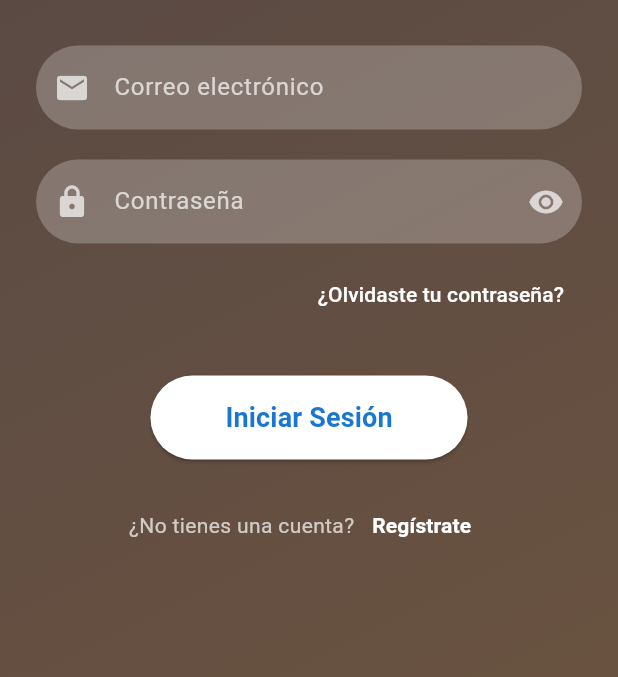
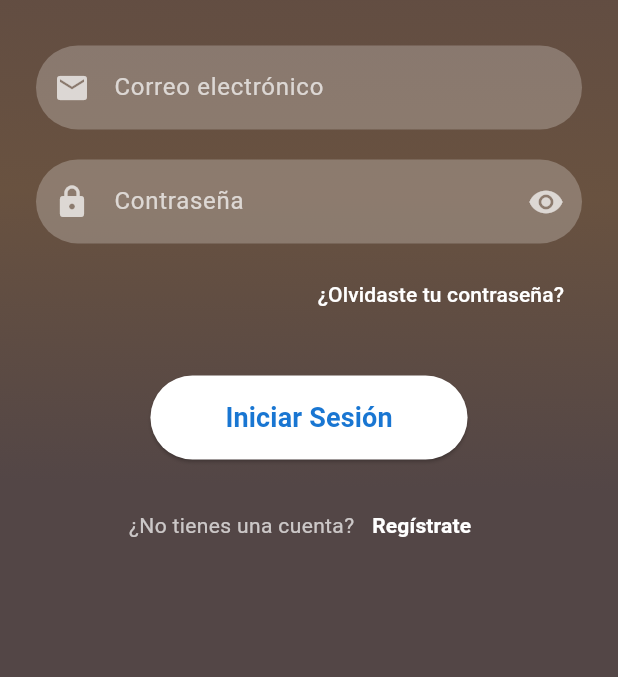
Before and after one commit to Ipeross/Examen_Moviles_Feast_Fit_IPO, a Flutter app: the LoginScreen screen opened directly, on a phone screen of 412 x 824 dp, the part 559-1236 px from its top. Run offline on Flutter 3.47's test engine with Material 3 defaults, Android fonts, the phone set to English and light mode, and no system bars.

Commit message:
AnimatedBuilder implementation in Login

```diff
--- a/lib/main.dart
+++ b/lib/main.dart
@@ -28,7 +28,7 @@ class MyApp extends StatelessWidget {
         themeMode: themeProvider.themeMode,
         theme: ThemeData.light(),
         darkTheme: ThemeData.dark(),
-      home: const AboutUsScreen(),
+        home: const LoginScreen(),
       );
     }
   }
--- a/lib/screens/login_screen.dart
+++ b/lib/screens/login_screen.dart
@@ -1,3 +1,4 @@
+import 'dart:math';
 import 'package:feast_fit/screens/screens.dart';
 import 'package:flutter/material.dart';
 
@@ -8,11 +9,21 @@ class LoginScreen extends StatefulWidget {
   _LoginScreenState createState() => _LoginScreenState();
 }
 
-class _LoginScreenState extends State<LoginScreen> {
+class _LoginScreenState extends State<LoginScreen> with SingleTickerProviderStateMixin {
   final _formKey = GlobalKey<FormState>();
   bool _isPasswordVisible = false;
   final _emailController = TextEditingController();
   final _passwordController = TextEditingController();
+  late AnimationController _animationController;
+
+  @override
+  void initState() {
+    super.initState();
+    _animationController = AnimationController(
+      duration: const Duration(seconds: 5),
+      vsync: this,
+    )..repeat();
+  }
 
   void _login() {
     if (_formKey.currentState!.validate()) {
@@ -26,14 +37,25 @@ class _LoginScreenState extends State<LoginScreen> {
   @override
   Widget build(BuildContext context) {
     return Scaffold(
-      body: Container(
-        decoration: const BoxDecoration(
+      body: AnimatedBuilder(
+        animation: _animationController,
+        builder: (context, child) {
+          return Container(
+            decoration: BoxDecoration(
               gradient: LinearGradient(
-            begin: Alignment.topLeft,
-            end: Alignment.bottomRight,
-            colors: [
+                begin: Alignment(
+                  cos(_animationController.value * 2 * 3.14),
+                  sin(_animationController.value * 2 * 3.14),
+                ),
+                end: Alignment(
+                  -sin(_animationController.value * 2 * 3.14),
+                  cos(_animationController.value * 2 * 3.14),
+                ),
+                colors: const [
                   Color.fromARGB(255, 83, 70, 70),
                   Color.fromARGB(255, 105, 82, 64),
+                  Color.fromARGB(255, 95, 75, 67),
+                  Color.fromARGB(255, 83, 70, 70),
                 ],
               ),
             ),
@@ -46,8 +68,14 @@ class _LoginScreenState extends State<LoginScreen> {
                     children: [
                       Image.asset('assets/logo.png', width: 200, height: 200),
                       const SizedBox(height: 40),
-                  const Text('FeastFit',
-                      style: TextStyle(fontSize: 32, fontWeight: FontWeight.bold, color: Colors.white)),
+                      const Text(
+                        'FeastFit',
+                        style: TextStyle(
+                          fontSize: 32,
+                          fontWeight: FontWeight.bold,
+                          color: Colors.white
+                        )
+                      ),
                       const SizedBox(height: 40),
                       Form(
                         key: _formKey,
@@ -103,7 +131,10 @@ class _LoginScreenState extends State<LoginScreen> {
                               alignment: Alignment.centerRight,
                               child: TextButton(
                                 onPressed: () {},
-                            child: const Text('¿Olvidaste tu contraseña?', style: TextStyle(color: Colors.white)),
+                                child: const Text(
+                                  '¿Olvidaste tu contraseña?',
+                                  style: TextStyle(color: Colors.white)
+                                ),
                               ),
                             ),
                             const SizedBox(height: 30),
@@ -117,13 +148,19 @@ class _LoginScreenState extends State<LoginScreen> {
                                   borderRadius: BorderRadius.circular(30),
                                 ),
                               ),
-                          child: const Text('Iniciar Sesión', style: TextStyle(fontSize: 18, fontWeight: FontWeight.bold)),
+                              child: const Text(
+                                'Iniciar Sesión',
+                                style: TextStyle(fontSize: 18, fontWeight: FontWeight.bold)
+                              ),
                             ),
                             const SizedBox(height: 20),
                             Row(
                               mainAxisAlignment: MainAxisAlignment.center,
                               children: [
-                            const Text('¿No tienes una cuenta?', style: TextStyle(color: Colors.white70)),
+                                const Text(
+                                  '¿No tienes una cuenta?',
+                                  style: TextStyle(color: Colors.white70)
+                                ),
                                 TextButton(
                                   onPressed: () {
                                     Navigator.push(
@@ -131,8 +168,13 @@ class _LoginScreenState extends State<LoginScreen> {
                                       MaterialPageRoute(builder: (context) => const RegisterScreen()),
                                     );
                                   },
-                              child: const Text('Regístrate',
-                                  style: TextStyle(color: Colors.white, fontWeight: FontWeight.bold)),
+                                  child: const Text(
+                                    'Regístrate',
+                                    style: TextStyle(
+                                      color: Colors.white,
+                                      fontWeight: FontWeight.bold
+                                    )
+                                  ),
                                 ),
                               ],
                             ),
@@ -144,6 +186,8 @@ class _LoginScreenState extends State<LoginScreen> {
                 ),
               ),
             ),
+          );
+        },
       ),
     );
   }
@@ -152,6 +196,7 @@ class _LoginScreenState extends State<LoginScreen> {
   void dispose() {
     _emailController.dispose();
     _passwordController.dispose();
+    _animationController.dispose();
     super.dispose();
   }
 }
```
Lines whose indentation alone changed are shown as unchanged.
